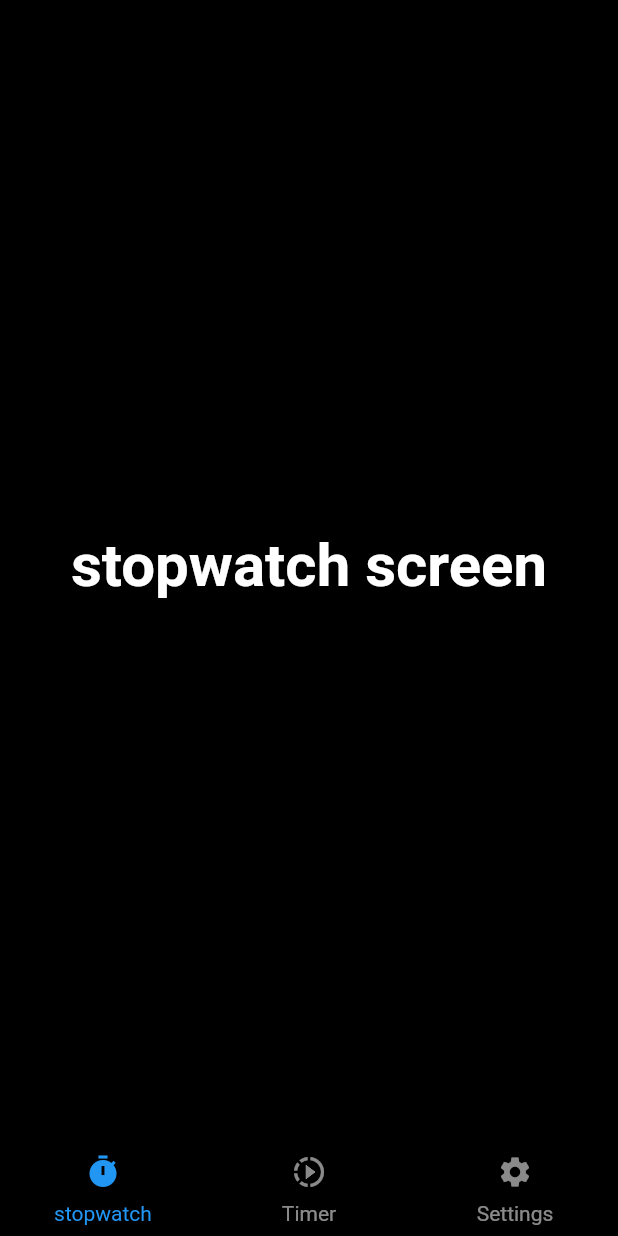
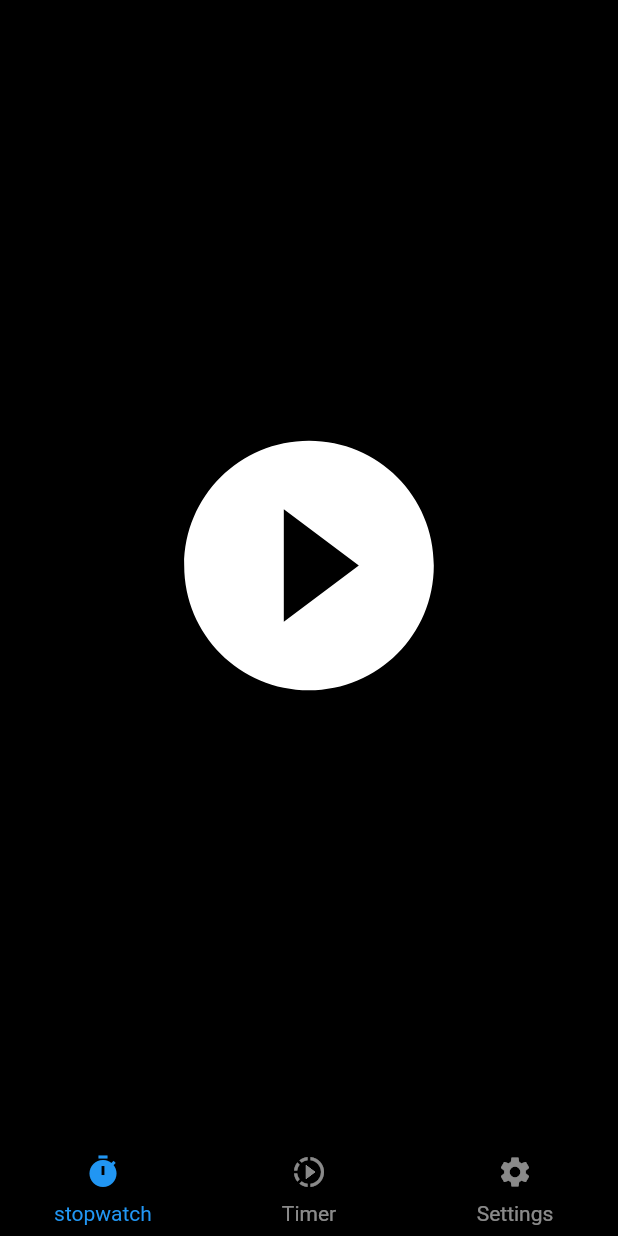
Before and after one commit to TalebZak/Timer, a Flutter app: the screen it shows after launch, on a phone screen of 412 x 824 dp. Run offline on Flutter 3.47's test engine with Material 2 defaults, Android fonts, the phone set to English and light mode, and no system bars.

Commit message:
Implemented the stopwatch feature using Provider

```diff
--- a/lib/screens/stopwatch_screen.dart
+++ b/lib/screens/stopwatch_screen.dart
@@ -1,4 +1,6 @@
 import 'package:flutter/material.dart';
+import 'package:provider/provider.dart';
+import 'package:timer/state/stopwatch_provider.dart';
 import 'package:timer/widgets/bottom_nav_bar.dart';
 
 class StopWatchScreen extends StatelessWidget {
@@ -7,10 +9,24 @@ class StopWatchScreen extends StatelessWidget {
   @override
   Widget build(BuildContext context) {
     return Scaffold(
-      body: Center(
-        child: Text(
-          'stopwatch screen',
-          style: Theme.of(context).textTheme.headline1,
+      body: ChangeNotifierProvider(
+        create: (context) => StopwatchProvider(),
+        child: Consumer<StopwatchProvider>(
+          builder: (context, state, _) {
+            if (state.isRunning) {
+              return Center(
+                child: Text(state.timeElapsed,
+                    style: Theme.of(context).textTheme.headline1),
+              );
+            }
+            return Center(
+              child: GestureDetector(
+                onTap: state.start,
+                child: Icon(Icons.play_circle_filled_outlined,
+                    size: 200, color: Theme.of(context).primaryColor),
+              ),
+            );
+          },
         ),
       ),
       bottomNavigationBar: BottomNavBar(),
--- a/pubspec.yaml
+++ b/pubspec.yaml
@@ -27,8 +27,8 @@ dependencies:
 
   # The following adds the Cupertino Icons font to your application.
   # Use with the CupertinoIcons class for iOS style icons.
-  cupertino_icons: ^1.0.1
-
+  cupertino_icons: ^1.0.2
+  provider: ^4.3.3
 dev_dependencies:
   flutter_test:
     sdk: flutter
```
Also changed, not shown: lib/state/stopwatch_provider.dart (added, +59 -0 lines), pubspec.lock.
